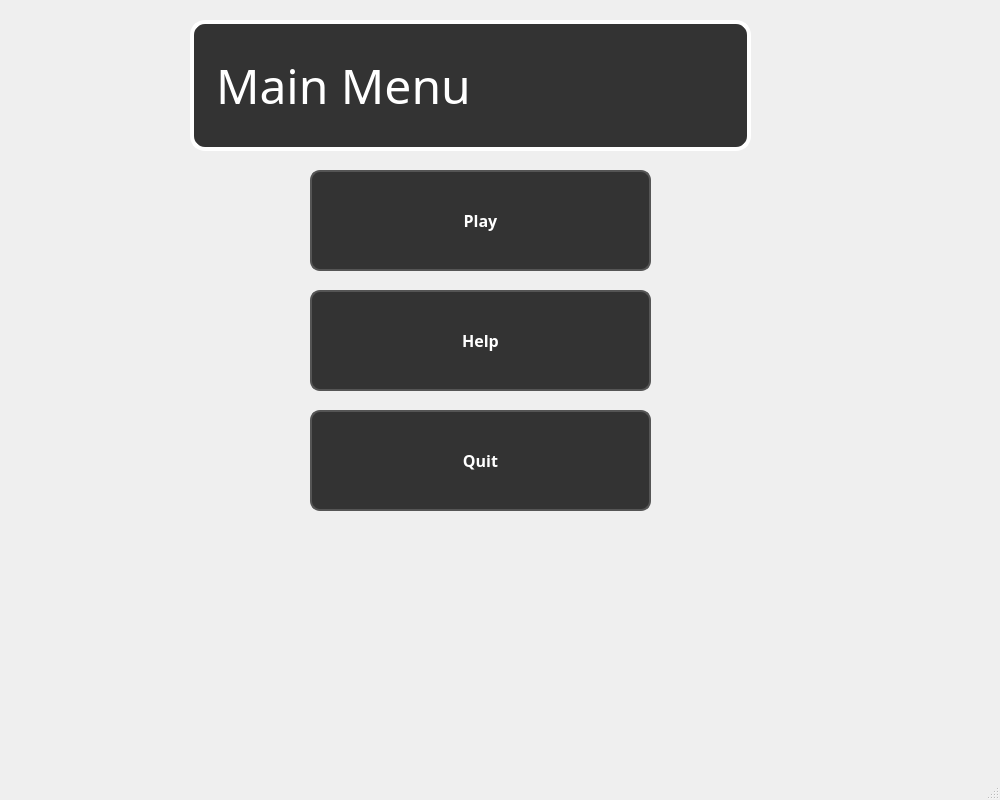
Before: the Qt Designer form mainwindow.ui in AhmedZ70/BitWise-EducationalApp, drawn with Qt 5.
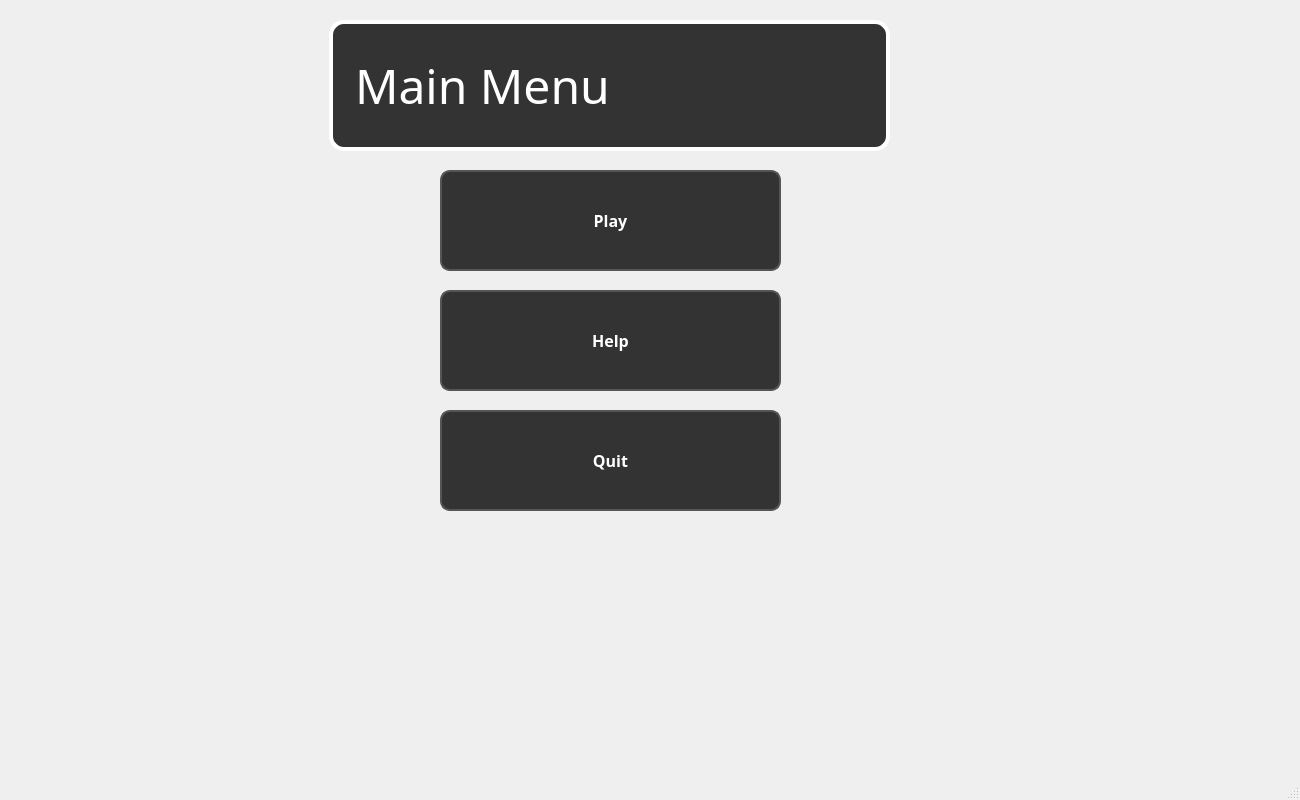
After: the same form once the commit is applied. Icons and pictures are not drawn.

Commit message: wigets centered after resizing the main window size

What changed in the file:
```diff
--- a/mainwindow.ui
+++ b/mainwindow.ui
@@ -6,7 +6,7 @@
    <rect>
     <x>0</x>
     <y>0</y>
-    <width>1000</width>
+    <width>1300</width>
     <height>800</height>
    </rect>
   </property>
@@ -19,7 +19,7 @@
      <rect>
       <x>-40</x>
       <y>0</y>
-      <width>1041</width>
+      <width>1341</width>
       <height>781</height>
      </rect>
     </property>
@@ -33,7 +33,7 @@
      <widget class="QLabel" name="label">
       <property name="geometry">
        <rect>
-        <x>230</x>
+        <x>369</x>
         <y>20</y>
         <width>561</width>
         <height>131</height>
@@ -76,7 +76,7 @@
      <widget class="QPushButton" name="playButton">
       <property name="geometry">
        <rect>
-        <x>350</x>
+        <x>480</x>
         <y>170</y>
         <width>341</width>
         <height>101</height>
@@ -118,7 +118,7 @@
      <widget class="QPushButton" name="helpButton">
       <property name="geometry">
        <rect>
-        <x>350</x>
+        <x>480</x>
         <y>290</y>
         <width>341</width>
         <height>101</height>
@@ -160,7 +160,7 @@
      <widget class="QPushButton" name="quitButton">
       <property name="geometry">
        <rect>
-        <x>350</x>
+        <x>480</x>
         <y>410</y>
         <width>341</width>
         <height>101</height>
```
Left out of the diff: 2 changed lines with no effect on the pictures. The commit also changes 1 other file.
